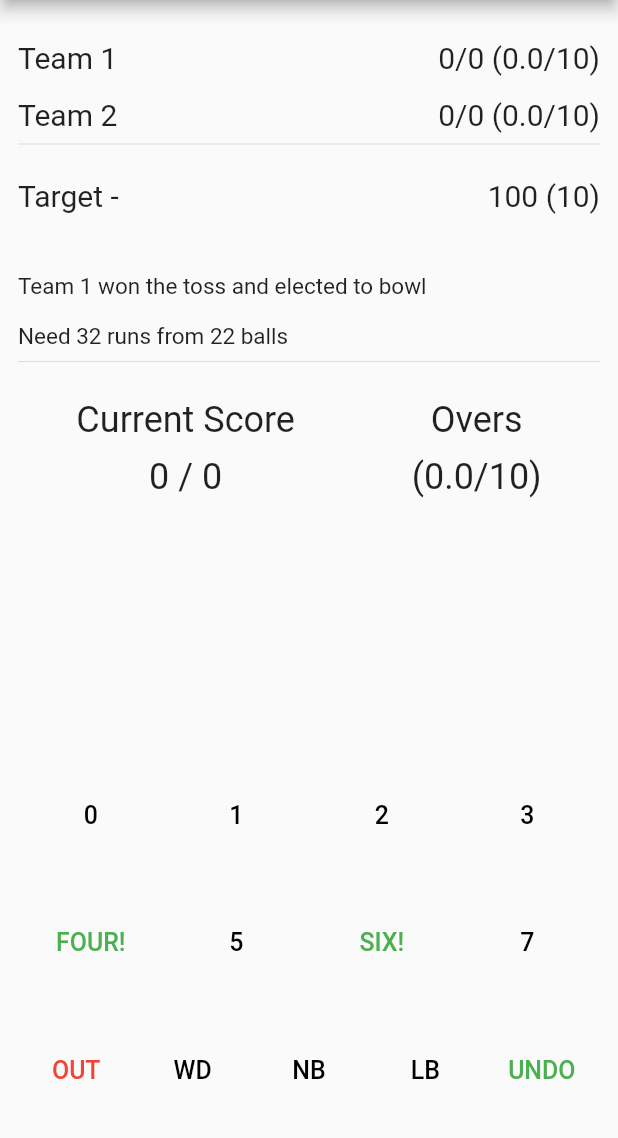
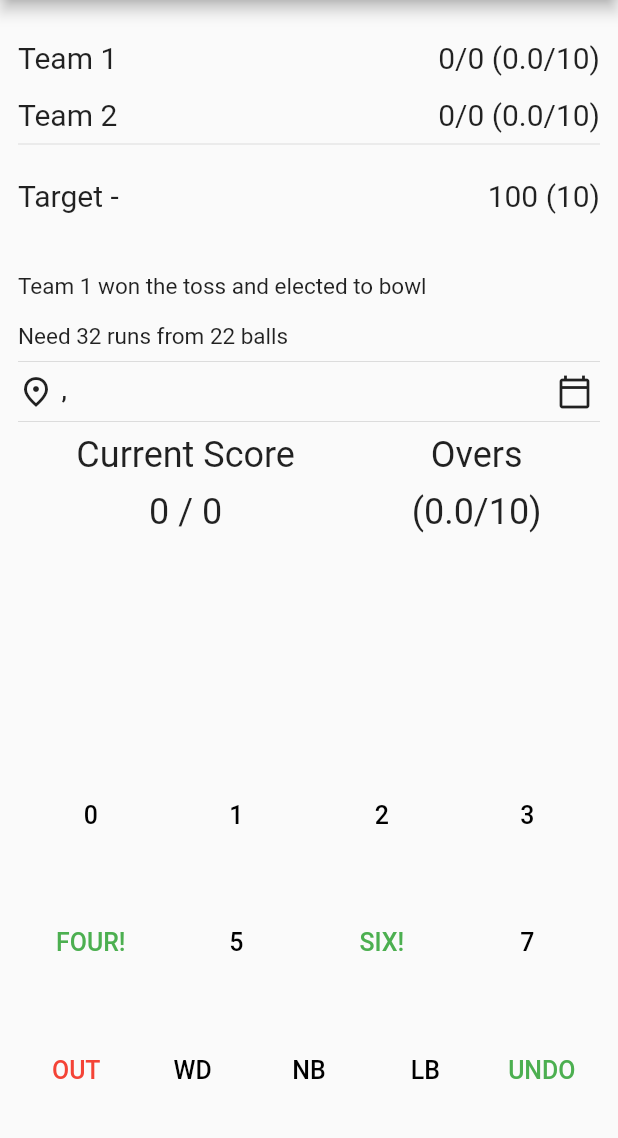
Before and after one commit to tejasmaramwar/my_cricket_info, a Flutter app: the MatchScreen screen opened directly, on a phone screen of 412 x 824 dp, the part 84-1222 px from its top. Run offline on Flutter 3.47's test engine with Material 2 defaults, Android fonts, the phone set to English and light mode, and no system bars.

Commit message:
Added match location and date at match screen

```diff
--- a/lib/match_screen.dart
+++ b/lib/match_screen.dart
@@ -81,7 +81,39 @@ class _MatchScreenState extends State<MatchScreen> {
                   Text('Need 32 runs from 22 balls',
                       style: TextStyle(fontSize: 15.0)),
                   Divider(),
-                  SizedBox(height: 17.0),
+                  Row(
+                    mainAxisAlignment:MainAxisAlignment.spaceBetween,
+                    children: [
+                    Row(
+                      children: [
+                        Icon(
+                          Icons.place_outlined,
+                        ),
+                        SizedBox(width: 5),
+                        Text(
+                          '${scoreprovider.ground},${scoreprovider.city}' ,
+                          style: TextStyle(
+                              fontSize: 15, fontWeight: FontWeight.bold),
+                        ),
+                      ],
+                    ),
+                    Row(
+                      children: [
+                        Icon(
+                          Icons.calendar_today_outlined,
+                        ),
+                        SizedBox(width: 5),
+                        Text(
+                           scoreprovider.datetime,
+                          style: TextStyle(
+                              fontSize: 15, fontWeight: FontWeight.bold),
+                        ),
+                      ],
+                    ),
+
+                  ],),
+                  Divider(),
+
                   Row(
                     mainAxisAlignment: MainAxisAlignment.spaceAround,
                     children: [
```
